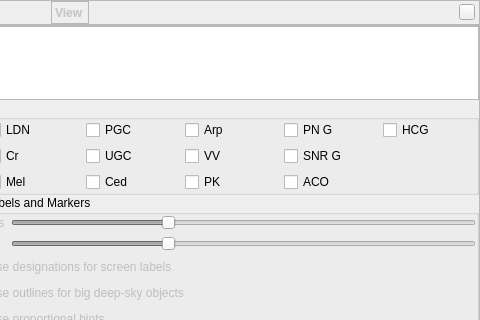
Before: the Qt Designer form src/gui/viewDialog.ui in 519984307/stellarium_src, drawn with Qt 5; both pictures show x 314 to 794 and y 0 to 320 of the 794 by 591 pixel window.
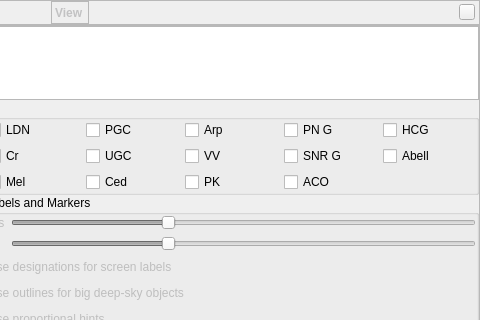
After: the same form once the commit is applied. The open tabs and pages were chosen to show the change. Icons and pictures are not drawn. Custom widgets are drawn as their Qt base class.

Commit message: Added support Abell Catalog of Planetary Nebulae

What changed in the file:
```diff
--- a/src/gui/viewDialog.ui
+++ b/src/gui/viewDialog.ui
@@ -1884,6 +1884,19 @@
                </attribute>
               </widget>
              </item>
+             <item row="1" column="7">
+              <widget class="QCheckBox" name="checkBoxAbell">
+               <property name="toolTip">
+                <string>Abell Catalog of Planetary Nebulae (Abell, 1966)</string>
+               </property>
+               <property name="text">
+                <string>Abell</string>
+               </property>
+               <attribute name="buttonGroup">
+                <string notr="true">buttonGroupDisplayedDSOCatalogs</string>
+               </attribute>
+              </widget>
+             </item>
             </layout>
            </widget>
           </item>
```
The commit also changes 9 other files.
